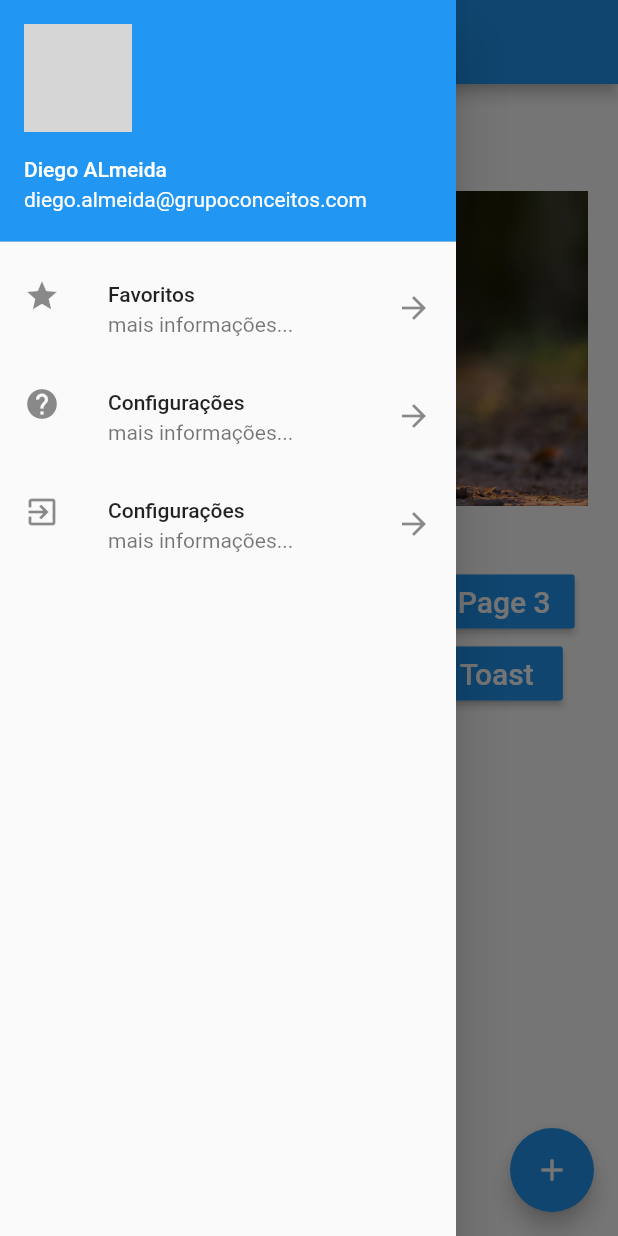
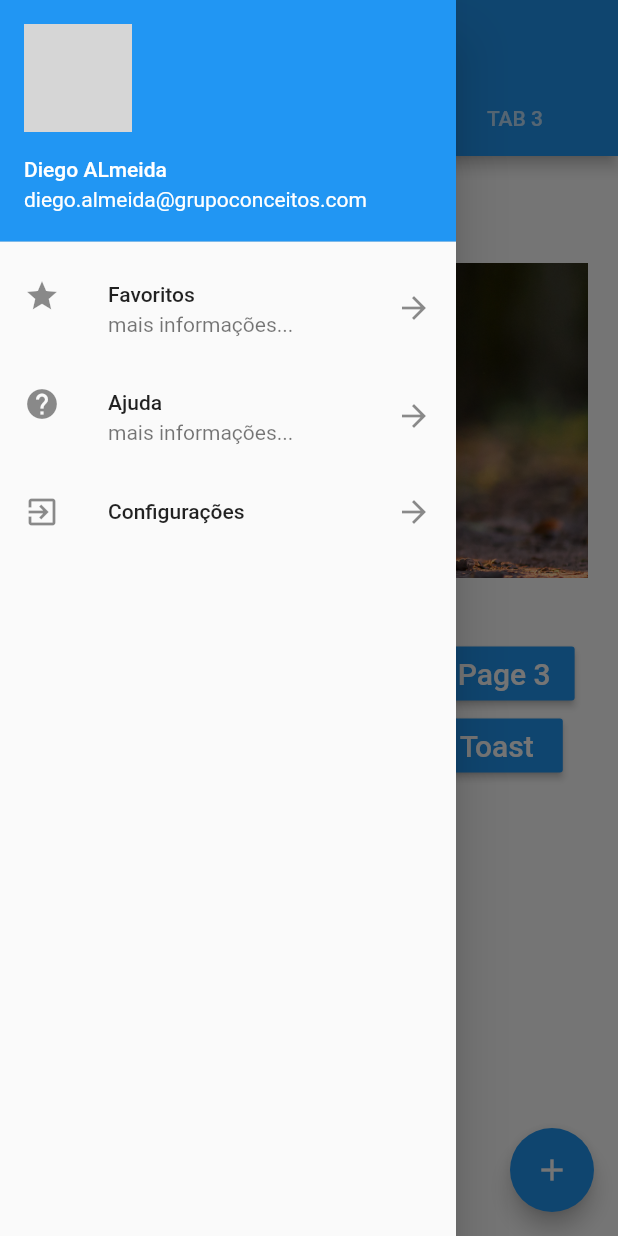
Before and after one commit to DiegoAlmeidaProject/hello_dog, a Flutter app: the screen it shows after launch, with the side drawer open, on a phone screen of 412 x 824 dp. Run offline on Flutter 3.47's test engine with Material 2 defaults, Android fonts, the phone set to English and light mode, and no system bars; our stand-ins replace fluttertoast; network calls fail; grey boxes are pictures that could not be loaded.

```diff
--- a/lib/drawer_list.dart
+++ b/lib/drawer_list.dart
@@ -28,7 +28,7 @@ class DrawerList extends StatelessWidget {
             ),
             ListTile(
               leading: Icon(Icons.help),
-              title: Text("Configurações"),
+              title: Text("Ajuda"),
               subtitle: Text("mais informações..."),
               trailing: Icon(Icons.arrow_forward),
               onTap: () {
@@ -39,7 +39,6 @@ class DrawerList extends StatelessWidget {
             ListTile(
               leading: Icon(Icons.exit_to_app),
               title: Text("Configurações"),
-              subtitle: Text("mais informações..."),
               trailing: Icon(Icons.arrow_forward),
               onTap: () {
                 print("Item 3");
--- a/lib/home_page.dart
+++ b/lib/home_page.dart
@@ -11,11 +11,26 @@ import 'package:fluttertoast/fluttertoast.dart';
 class HomePage extends StatelessWidget {
   @override
   Widget build(BuildContext context) {
-    return Scaffold(
+    return DefaultTabController(
+      length: 3,
+      child: Scaffold(
         appBar: AppBar(
           title: Text("Hello Flutter"),
+          bottom: TabBar(tabs: [
+            Tab(text: "TAB 1",),
+            Tab(text: "TAB 2",),
+            Tab(text: "TAB 3",),
+          ],),
         ),
-      body: _body(context),
+        body: TabBarView(children: [
+          _body(context),
+          Container(
+            color: Colors.green,
+          ),
+          Container(
+            color: Colors.yellow,
+          ),
+        ]),
           floatingActionButton: FloatingActionButton(
               child: Icon(Icons.add),
               onPressed: () {
@@ -23,6 +38,7 @@ class HomePage extends StatelessWidget {
               },
             ),
         drawer: DrawerList(),
+      ),
     );
   }
 
```
Lines whose indentation alone changed are shown as unchanged.
